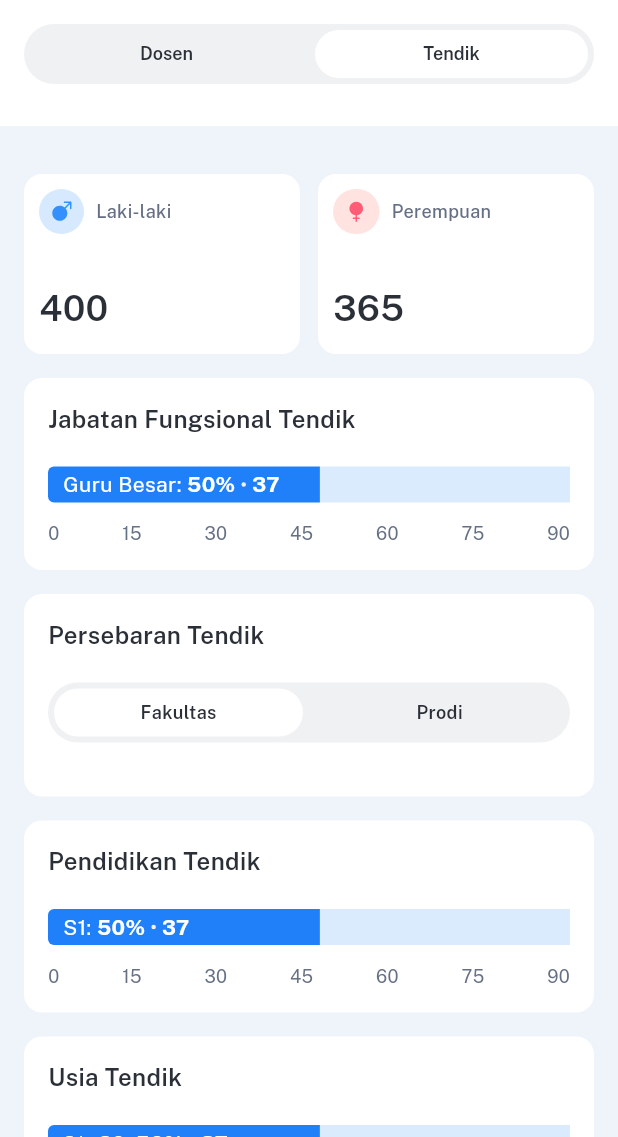
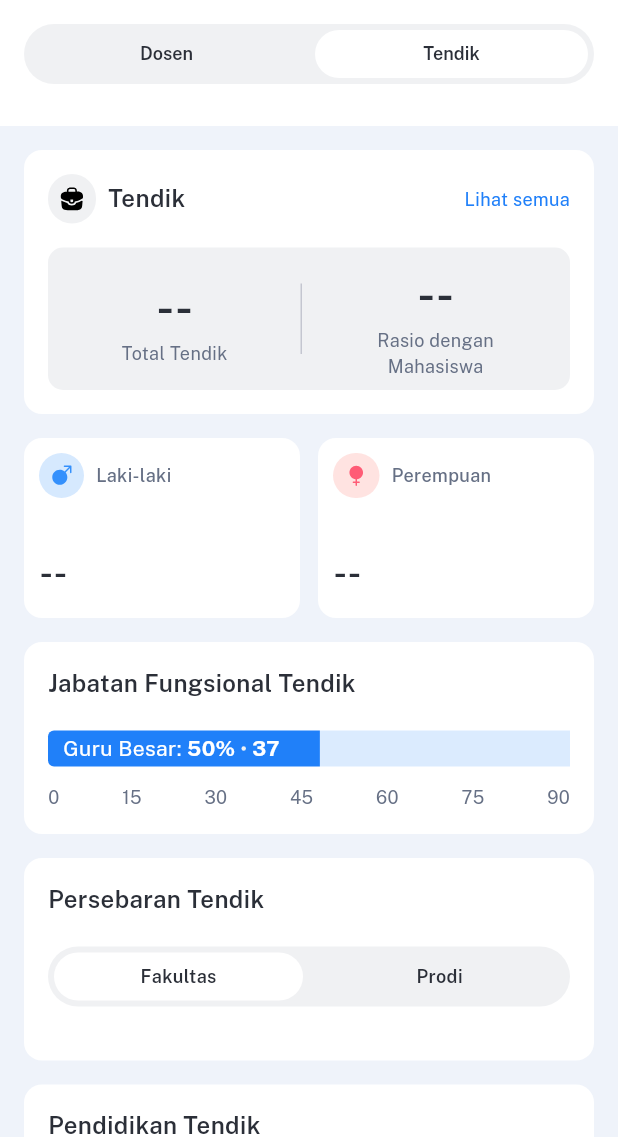
Before and after one commit to ahmluthfi/DES_UAD, a Flutter app: the SumberDayaManusia screen opened directly, after a tap on "Prodi", after a tap on "Tendik", on a phone screen of 412 x 824 dp, the part 99-1236 px from its top. Run offline on Flutter 3.47's test engine with Material 3 defaults, Android fonts, the phone set to English and light mode, and no system bars; our stand-ins replace bloc, community_charts_flutter, fl_chart, flutter_bloc, flutter_svg, gap and 1 more; missing offline and left inert: d_chart; network calls fail.

Commit message:
adding something

```diff
--- a/lib/core/constant_finals.dart
+++ b/lib/core/constant_finals.dart
@@ -29,9 +29,25 @@ final Map<String, dynamic> endpoint = {
     'jumlah': 'akademik_student_body',
     'status': 'akademik_student_status',
   },
-  'sdm_dosen': {
-    'ratio_jumlah': 'sdm_jumlah_dosen',
-  }
+  'mutu': {
+    'akreditasi': {
+      'total': 'akreditasi_jumlah_prodi',
+      'prodi': 'akreditasi_persebaran',
+      // 'akreditasi':
+      'sertifikasi': 'akreditasi_persebaran_tersertifikasi_prodi',
+      'internasional': 'akreditasi_persebaran_internasional',
+    }
+  },
+  'sdm': {
+    'sdm_dosen': {
+      'ratio_jumlah': 'sdm_jumlah_dosen',
+      'gender': 'sdm_dosen_gender',
+    },
+    'sdm_tendik': {
+      'ratio_jumlah': 'sdm_jumlah_tendik',
+      'gender': 'sdm_tendik_gender',
+    }
+  },
 };
 // Spacing (Gap)
 const Gap kGap4 = Gap(4);
--- a/lib/cubit/sdm_cubit.dart
+++ b/lib/cubit/sdm_cubit.dart
@@ -2,7 +2,10 @@ import 'package:bloc/bloc.dart';
 import 'package:meta/meta.dart';
 
 import '../data/datasources/data_sources.dart';
+import '../data/models/sdm/sdm_gender_dosen_model.dart';
+import '../data/models/sdm/sdm_gender_tendik_model.dart';
 import '../data/models/sdm/sdm_jumlah_dosen_model.dart';
+import '../data/models/sdm/sdm_jumlah_tendik_model.dart';
 
 part 'sdm_state.dart';
 
@@ -11,10 +14,35 @@ class SdmCubit extends Cubit<SdmState> {
 
   final DataSource dataSource;
 
+
+  //dosen
   Future<void> getJumlahDosen() async {
     emit(SdmJumlahDosenLoading());
 
     final SdmJumlahDosen data = await dataSource.getJumlahDosen();
     emit(SdmJumlahDosenLoaded(data.data));
   }
+
+  Future<void> getGenderDosen() async {
+    emit(SdmGenderDosenLoading());
+
+    final SdmGenderDosen data = await dataSource.getGenderDosen();
+    emit(SdmGenderDosenLoaded(data.data));
+  }
+
+
+  //tendik
+  Future<void> getJumlahTendik() async {
+    emit(SdmJumlahTendikLoading());
+
+    final SdmJumlahTendik data = await dataSource.getJumlahTendik();
+    emit(SdmJumlahTendikLoaded(data.data));
+  }
+
+  Future<void> getGenderTendik() async {
+    emit(SdmGenderTendikLoading());
+
+    final SdmGenderTendik data = await dataSource.getGenderTendik();
+    emit(SdmGenderTendikLoaded(data.data));
+  }
 }
--- a/lib/cubit/sdm_state.dart
+++ b/lib/cubit/sdm_state.dart
@@ -5,8 +5,30 @@ sealed class SdmState {}
 
 final class SdmInitial extends SdmState {}
 
-final class SdmJumlahDosenLoading extends SdmState {}
-final class SdmJumlahDosenLoaded extends SdmState {
+final class SdmJumlah extends SdmState{}
+
+final class SdmGender extends SdmState{}
+
+final class SdmJumlahDosenLoading extends SdmJumlah {}
+final class SdmJumlahDosenLoaded extends SdmJumlah {
   final DataJumlahDosen data;
   SdmJumlahDosenLoaded(this.data);
 }
+
+final class SdmGenderDosenLoading extends SdmGender{}
+final class SdmGenderDosenLoaded extends SdmGender {
+  final DataGenderDosen data;
+  SdmGenderDosenLoaded(this.data);
+}
+
+final class SdmJumlahTendikLoading extends SdmJumlah{}
+final class SdmJumlahTendikLoaded extends SdmJumlah {
+  final DataJumlahTendik data;
+  SdmJumlahTendikLoaded(this.data);
+}
+
+final class SdmGenderTendikLoading extends SdmGender {}
+final class SdmGenderTendikLoaded extends SdmGender {
+  final DataGenderTendik data;
+  SdmGenderTendikLoaded(this.data);
+}
--- a/lib/data/datasources/data_sources.dart
+++ b/lib/data/datasources/data_sources.dart
@@ -12,7 +12,10 @@ import '../models/home/student_body_model.dart';
 import '../models/mutu/persebaran_akreditasi.dart';
 import '../models/mutu/persebaran_akreditasi_internasional.dart';
 import '../models/mutu/sertifikasi_internasional.dart';
+import '../models/sdm/sdm_gender_dosen_model.dart';
+import '../models/sdm/sdm_gender_tendik_model.dart';
 import '../models/sdm/sdm_jumlah_dosen_model.dart';
+import '../models/sdm/sdm_jumlah_tendik_model.dart';
 
 abstract interface class DataSource {
   // Akademik - Mahasiswa Asing
@@ -35,9 +38,16 @@ abstract interface class DataSource {
   // Home - Student Body
   Future<StudentBody> getStudentBody();
   Future<AkademikStudentStatus> getStudentStatus();
+
+
   // SDM - Jumlah Dosen
   Future<SdmJumlahDosen> getJumlahDosen();
-
+  //SDM - Gender Dosen
+  Future<SdmGenderDosen> getGenderDosen();
+  //SDM - Jumlah Tendik
+  Future<SdmJumlahTendik> getJumlahTendik();
+  //SDM - Gender Tendik
+  Future<SdmGenderTendik> getGenderTendik();
 
   // Mutu - Akreditasi
   Future<String> getTotalProdi();
--- a/lib/data/datasources/data_sources_impl.dart
+++ b/lib/data/datasources/data_sources_impl.dart
@@ -1,5 +1,7 @@
 import 'dart:convert';
 
+import 'package:des_uad/data/models/sdm/sdm_gender_tendik_model.dart';
+import 'package:des_uad/data/models/sdm/sdm_jumlah_tendik_model.dart';
 import 'package:http/http.dart';
 
 import '../../core/constant_finals.dart';
@@ -18,6 +20,7 @@ import '../models/home/student_body_model.dart';
 import '../models/mutu/persebaran_akreditasi.dart';
 import '../models/mutu/persebaran_akreditasi_internasional.dart';
 import '../models/mutu/sertifikasi_internasional.dart';
+import '../models/sdm/sdm_gender_dosen_model.dart';
 import '../models/sdm/sdm_jumlah_dosen_model.dart';
 import 'data_sources.dart';
 
@@ -221,7 +224,6 @@ class DataSourceImpl implements DataSource {
       final Response response =
           await get(Uri.parse('$url${endpoint['mahasiswa_status']['jumlah']}'));
       if (response.statusCode == 200) {
-        print(response.body);
         return studentBodyFromJson(response.body);
       } else {
         throw ServerException();
@@ -237,7 +239,6 @@ class DataSourceImpl implements DataSource {
       final Response response =
           await get(Uri.parse('$url${endpoint['mahasiswa_status']['status']}'));
       if (response.statusCode == 200) {
-        print(response.body);
         return akademikStudentStatusFromJson(response.body);
       } else {
         throw ServerException();
@@ -247,19 +248,65 @@ class DataSourceImpl implements DataSource {
     }
   }
 
+  //Sumber Daya Manusia
   @override
   Future<SdmJumlahDosen> getJumlahDosen() async {
     try {
+      final Response response = await get(
+          Uri.parse('$url${endpoint['sdm']['sdm_dosen']['ratio_jumlah']}'));
+      if (response.statusCode == 200) {
+        return sdmJumlahDosenFromJson(response.body);
+      } else {
+        throw ServerException();
+      }
+    } catch (e) {
+      throw ServerException();
+    }
+  }
+
+  @override
+  Future<SdmJumlahTendik> getJumlahTendik() async {
+    try {
+      final Response response = await get(
+          Uri.parse('$url${endpoint['sdm']['sdm_tendik']['ratio_jumlah']}'));
+      if (response.statusCode == 200) {
+        return sdmJumlahTendikFromJson(response.body);
+      } else {
+        throw ServerException();
+      }
+    } catch (e) {
+      throw ServerException();
+    }
+  }
+
+  @override
+  Future<SdmGenderDosen> getGenderDosen() async {
+    try {
       final Response response =
-          await get(Uri.parse('$url${endpoint['sdm_dosen']['jumlah']}'));
+          await get(Uri.parse('$url${endpoint['sdm']['sdm_dosen']['gender']}'));
       if (response.statusCode == 200) {
         print(response.body);
-        return sdmJumlahDosenFromJson(response.body);
+        return sdmGenderDosenFromJson(response.body);
       } else {
-        throw ServerException(message: 'Gagal Mengambil Data');
+        throw ServerException();
       }
     } catch (e) {
-      throw ServerException(message: e.toString());
+      throw ServerException();
+    }
+  }
+
+  @override
+  Future<SdmGenderTendik> getGenderTendik() async {
+    try {
+      final Response response = await get(
+          Uri.parse('$url${endpoint['sdm']['sdm_tendik']['gender']}'));
+      if (response.statusCode == 200) {
+        return sdmGenderTendikFromJson(response.body);
+      } else {
+        throw ServerException();
+      }
+    } catch (e) {
+      throw ServerException();
     }
   }
 
@@ -291,7 +338,6 @@ class DataSourceImpl implements DataSource {
             .map((e) => PersebaranAkreditasi.fromJson(e))
             .toList();
       }
-
       throw ServerException();
     } catch (e) {
       throw ServerException();
@@ -300,7 +346,6 @@ class DataSourceImpl implements DataSource {
 
   @override
   Future<List<SertifikasiInternasional>> getSertifikasiInternasional() {
-    // TODO: implement getSertifikasiInternasional
     throw UnimplementedError();
   }
 
--- /dev/null
+++ b/lib/data/models/sdm/sdm_gender_dosen_model.dart
@@ -0,0 +1,58 @@
+// To parse this JSON data, do
+//
+//     final sdmGenderDosen = sdmGenderDosenFromJson(jsonString);
+
+import 'package:meta/meta.dart';
+import 'dart:convert';
+
+SdmGenderDosen sdmGenderDosenFromJson(String str) => SdmGenderDosen.fromJson(json.decode(str));
+
+String sdmGenderDosenToJson(SdmGenderDosen data) => json.encode(data.toJson());
+
+class SdmGenderDosen {
+    bool status;
+    DataGenderDosen data;
+    String code;
+    String message;
+
+    SdmGenderDosen({
+        required this.status,
+        required this.data,
+        required this.code,
+        required this.message,
+    });
+
+    factory SdmGenderDosen.fromJson(Map<String, dynamic> json) => SdmGenderDosen(
+        status: json["status"],
+        data: DataGenderDosen.fromJson(json["data"]),
+        code: json["code"],
+        message: json["message"],
+    );
+
+    Map<String, dynamic> toJson() => {
+        "status": status,
+        "data": data.toJson(),
+        "code": code,
+        "message": message,
+    };
+}
+
+class DataGenderDosen {
+    String lakiLaki;
+    String perempuan;
+
+    DataGenderDosen({
+        required this.lakiLaki,
+        required this.perempuan,
+    });
+
+    factory DataGenderDosen.fromJson(Map<String, dynamic> json) => DataGenderDosen(
+        lakiLaki: json["laki_laki"],
+        perempuan: json["perempuan"],
+    );
+
+    Map<String, dynamic> toJson() => {
+        "laki_laki": lakiLaki,
+        "perempuan": perempuan,
+    };
+}
--- /dev/null
+++ b/lib/data/models/sdm/sdm_gender_tendik_model.dart
@@ -0,0 +1,58 @@
+// To parse this JSON data, do
+//
+//     final sdmGenderTendik = sdmGenderTendikFromJson(jsonString);
+
+import 'package:meta/meta.dart';
+import 'dart:convert';
+
+SdmGenderTendik sdmGenderTendikFromJson(String str) => SdmGenderTendik.fromJson(json.decode(str));
+
+String sdmGenderTendikToJson(SdmGenderTendik data) => json.encode(data.toJson());
+
+class SdmGenderTendik {
+    bool status;
+    DataGenderTendik data;
+    String code;
+    String message;
+
+    SdmGenderTendik({
+        required this.status,
+        required this.data,
+        required this.code,
+        required this.message,
+    });
+
+    factory SdmGenderTendik.fromJson(Map<String, dynamic> json) => SdmGenderTendik(
+        status: json["status"],
+        data: DataGenderTendik.fromJson(json["data"]),
+        code: json["code"],
+        message: json["message"],
+    );
+
+    Map<String, dynamic> toJson() => {
+        "status": status,
+        "data": data.toJson(),
+        "code": code,
+        "message": message,
+    };
+}
+
+class DataGenderTendik {
+    String lakiLaki;
+    String perempuan;
+
+    DataGenderTendik({
+        required this.lakiLaki,
+        required this.perempuan,
+    });
+
+    factory DataGenderTendik.fromJson(Map<String, dynamic> json) => DataGenderTendik(
+        lakiLaki: json["laki_laki"],
+        perempuan: json["perempuan"],
+    );
+
+    Map<String, dynamic> toJson() => {
+        "laki_laki": lakiLaki,
+        "perempuan": perempuan,
+    };
+}
--- /dev/null
+++ b/lib/data/models/sdm/sdm_jumlah_tendik_model.dart
@@ -0,0 +1,58 @@
+// To parse this JSON data, do
+//
+//     final sdmJumlahTendik = sdmJumlahTendikFromJson(jsonString);
+
+import 'package:meta/meta.dart';
+import 'dart:convert';
+
+SdmJumlahTendik sdmJumlahTendikFromJson(String str) => SdmJumlahTendik.fromJson(json.decode(str));
+
+String sdmJumlahTendikToJson(SdmJumlahTendik data) => json.encode(data.toJson());
+
+class SdmJumlahTendik {
+    bool status;
+    DataJumlahTendik data;
+    String code;
+    String message;
+
+    SdmJumlahTendik({
+        required this.status,
+        required this.data,
+        required this.code,
+        required this.message,
+    });
+
+    factory SdmJumlahTendik.fromJson(Map<String, dynamic> json) => SdmJumlahTendik(
+        status: json["status"],
+        data: DataJumlahTendik.fromJson(json["data"]),
+        code: json["code"],
+        message: json["message"],
+    );
+
+    Map<String, dynamic> toJson() => {
+        "status": status,
+        "data": data.toJson(),
+        "code": code,
+        "message": message,
+    };
+}
+
+class DataJumlahTendik {
+    String totalTendik;
+    String rasioTendik;
+
+    DataJumlahTendik({
+        required this.totalTendik,
+        required this.rasioTendik,
+    });
+
+    factory DataJumlahTendik.fromJson(Map<String, dynamic> json) => DataJumlahTendik(
+        totalTendik: json["total_tendik"],
+        rasioTendik: json["rasio_tendik"],
+    );
+
+    Map<String, dynamic> toJson() => {
+        "total_tendik": totalTendik,
+        "rasio_tendik": rasioTendik,
+    };
+}
--- a/lib/screens/home/home.dart
+++ b/lib/screens/home/home.dart
@@ -1,4 +1,6 @@
+import 'package:des_uad/cubit/sdm_cubit.dart';
 import 'package:flutter/material.dart';
+import 'package:flutter_bloc/flutter_bloc.dart';
 
 import '../../core/constant_finals.dart';
 import '../widgets/card_akreditasi_prodi.dart';
@@ -14,6 +16,10 @@ class HomeScreen extends StatelessWidget {
 
   @override
   Widget build(BuildContext context) {
+    final SdmCubit cubit = context.read<SdmCubit>();
+    cubit.getJumlahDosen();
+    cubit.getJumlahTendik();
+
     return Scaffold(
       backgroundColor: kBackground,
       body: SingleChildScrollView(
@@ -38,18 +44,45 @@ class HomeScreen extends StatelessWidget {
               kGap16,
               CardStudentBody(),
               kGap16,
-              const CardRatio(
-                title: 'Dosen',
-                total: '0',
-                ratio: '0',
-                svgIcon: icProfileTwoUser,
+              BlocBuilder<SdmCubit, SdmState>(
+                builder: (context, state) {
+                  print(state);
+                  if (state is SdmJumlahDosenLoaded) {
+                    return CardRatio(
+                      title: 'Dosen',
+                      total: state.data.totalDosen,
+                      ratio: state.data.rasioDosen,
+                      svgIcon: icProfileTwoUser,
+                    );
+                  }
+                  //return kalo datanya gaada
+                  return const CardRatio(
+                    title: 'Dosen',
+                    total: '--',
+                    ratio: '--',
+                    svgIcon: icProfileTwoUser,
+                  );
+                },
               ),
               kGap16,
-              const CardRatio(
-                title: 'Tendik',
-                total: '0',
-                ratio: '0',
-                svgIcon: icBriefcase,
+              BlocBuilder<SdmCubit, SdmState>(
+                builder: (context, state) {
+                  print(state);
+                  if (state is SdmJumlahTendikLoaded) {
+                    return CardRatio(
+                      title: 'Tendik',
+                      total: state.data.totalTendik,
+                      ratio: state.data.rasioTendik,
+                      svgIcon: icBriefcase,
+                    );
+                  }
+                  return const CardRatio(
+                    title: 'Tendik',
+                    total: '--',
+                    ratio: '--',
+                    svgIcon: icBriefcase,
+                  );
+                },
               ),
               kGap16,
               const CardAkreditasiProdi(),
--- a/lib/screens/mutu/widgets/ranking_section.dart
+++ b/lib/screens/mutu/widgets/ranking_section.dart
@@ -1,4 +1,4 @@
-import 'package:d_chart/d_chart.dart';
+
 import 'package:flutter/material.dart';
 import 'package:flutter_bloc/flutter_bloc.dart';
 
--- a/lib/screens/sdm/dosen/sdm_dosen.dart
+++ b/lib/screens/sdm/dosen/sdm_dosen.dart
@@ -1,8 +1,10 @@
 // ignore_for_file: prefer_const_constructors, prefer_const_literals_to_create_immutables
 
 import 'package:des_uad/cubit/home_cubit.dart';
+import 'package:des_uad/cubit/sdm_cubit.dart';
 import 'package:flutter/material.dart';
 import 'package:flutter/widgets.dart';
+import 'package:flutter_bloc/flutter_bloc.dart';
 
 import '../../../core/constant_finals.dart';
 import '../../widgets/card_ratio.dart';
@@ -17,35 +19,79 @@ class SDMDosen extends StatelessWidget {
 
   @override
   Widget build(BuildContext context) {
+    final SdmCubit cubit = context.read<SdmCubit>();
     return SingleChildScrollView(
       child: Padding(
         padding: EdgeInsets.all(16),
         child: Column(
           children: [
-            CardRatio(
+            BlocBuilder<SdmCubit, SdmState>(
+              bloc: cubit..getJumlahDosen(),
+              buildWhen: (previous, current) => current is SdmJumlah,
+              builder: (context, state) {
+                print(state);
+                if (state is SdmJumlahDosenLoaded) {
+                  return CardRatio(
                     title: 'Dosen',
-              total: '736',
-              ratio: '1:36',
+                    total: state.data.totalDosen,
+                    ratio: state.data.rasioDosen,
                     svgIcon: icProfileTwoUser,
+                  );
+                }
+                //temporary return - nanti diganti pake circular
+                return CardRatio(
+                    title: 'Dosen',
+                    total: '--',
+                    ratio: '--',
+                    svgIcon: icBriefcase);
+              },
             ),
             kGap16,
-            Row(
+            BlocBuilder<SdmCubit, SdmState>(
+              bloc: cubit..getGenderDosen(),
+              buildWhen: (previous, current) => current is SdmGender,
+              builder: (context, state) {
+                print(state);
+                if (state is SdmGenderDosenLoaded) {
+                  return Row(
                     mainAxisAlignment: MainAxisAlignment.spaceBetween,
                     children: [
                       TotalGender(
                         icon: icManGender,
                         title: 'Laki-laki',
-                  value: '400',
+                        value: state.data.lakiLaki,
                         color: kLightBlue,
                       ),
                       kGap12,
                       TotalGender(
                         icon: icWomanGender,
                         title: 'Perempuan',
-                  value: '365',
+                        value: state.data.perempuan,
                         color: kRed,
                       ),
                     ],
+                  );
+                }
+                //temporary return - nanti diganti pake circular
+                return Row(
+                  mainAxisAlignment: MainAxisAlignment.spaceBetween,
+                  children: [
+                    TotalGender(
+                      icon: icManGender,
+                      title: 'Laki-laki',
+                      value: '--',
+                      color: kLightBlue,
+                    ),
+                    kGap12,
+                    TotalGender(
+                      icon: icWomanGender,
+                      title: 'Perempuan',
+                      value: '--',
+                      color: kRed,
+                    ),
+                  ],
+                );
+              },
             ),
             kGap16,
             CardBarChart(
--- a/lib/screens/sdm/tendik/sdm_tendik.dart
+++ b/lib/screens/sdm/tendik/sdm_tendik.dart
@@ -17,48 +17,76 @@ class SDMTendik extends StatelessWidget {
   @override
   Widget build(BuildContext context) {
     final SdmCubit cubit = context.read<SdmCubit>();
-    cubit.getJumlahDosen();
     return SingleChildScrollView(
       child: Padding(
         padding: EdgeInsets.all(16),
         child: Column(
           children: [
             BlocBuilder<SdmCubit, SdmState>(
-              bloc: cubit..getJumlahDosen(),
+              bloc: cubit..getJumlahTendik(),
+              buildWhen: (previous, current) => current is SdmJumlah,
               builder: (context, state) {
-                print(state);
-                if (state is SdmJumlahDosenLoading) {
-                  return SizedBox();
-                }
-                if (state is SdmJumlahDosenLoaded) {
+                if (state is SdmJumlahTendikLoaded) {
                   return CardRatio(
                     title: 'Tendik',
-                    total: state.data.totalDosen,
-                    ratio: state.data.rasioDosen,
+                    total: state.data.totalTendik,
+                    ratio: state.data.rasioTendik,
                     svgIcon: icBriefcase,
                   );
                 }
-                return SizedBox();
+                //temporary return - nanti diganti sama yang lain
+                return CardRatio(
+                    title: 'Tendik',
+                    total: '--',
+                    ratio: '--',
+                    svgIcon: icBriefcase);
               },
             ),
             kGap16,
-            Row(
+            BlocBuilder<SdmCubit, SdmState>(
+              bloc: cubit..getGenderTendik(),
+              buildWhen: (previous, current) => current is SdmGender,
+              builder: (context, state) {
+                if (state is SdmGenderTendikLoaded) {
+                  return Row(
                     mainAxisAlignment: MainAxisAlignment.spaceBetween,
                     children: [
                       TotalGender(
                         icon: icManGender,
                         title: 'Laki-laki',
-                  value: '400',
+                        value: state.data.lakiLaki,
+                        color: kLightBlue,
+                      ),
+                      kGap12,
+                      TotalGender(
+                        icon: icWomanGender,
+                        title: state.data.perempuan,
+                        value: '--',
+                        color: kRed,
+                      ),
+                    ],
+                  );
+                }
+                //temporary return - nanti diganti sama yang lain
+                return Row(
+                  mainAxisAlignment: MainAxisAlignment.spaceBetween,
+                  children: [
+                    TotalGender(
+                      icon: icManGender,
+                      title: 'Laki-laki',
+                      value: '--',
                       color: kLightBlue,
                     ),
                     kGap12,
                     TotalGender(
                       icon: icWomanGender,
                       title: 'Perempuan',
-                  value: '365',
+                      value: '--',
                       color: kRed,
                     ),
                   ],
+                );
+              },
             ),
             kGap16,
             CardBarChart(
--- a/lib/screens/widgets/card_student_body.dart
+++ b/lib/screens/widgets/card_student_body.dart
@@ -21,7 +21,6 @@ class CardStudentBody extends StatelessWidget {
           bloc: homeCubit..getStudentBody(),
           buildWhen: (previous, current) => current is StudentBodyState,
           builder: (context, state) {
-            print(state);
             if (state is StudentBodyLoading) {
               return const Center(
                 child: CircularProgressIndicator(
```
Lines whose indentation alone changed are shown as unchanged.
